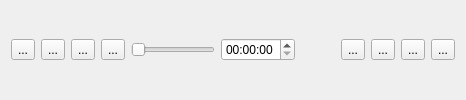
RinatB2017/mega_GIT, file Qt/lib2/widgets/mymediaplayer/src/mymediaplayer.ui: the form before one commit.
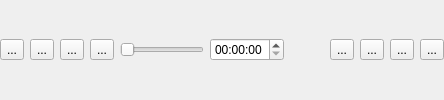
The form after the commit.

```diff
--- a/Qt/lib2/widgets/mymediaplayer/src/mymediaplayer.ui
+++ b/Qt/lib2/widgets/mymediaplayer/src/mymediaplayer.ui
@@ -6,6 +6,18 @@
    <string>Form</string>
   </property>
   <layout class="QVBoxLayout" name="verticalLayout">
+   <property name="leftMargin">
+    <number>0</number>
+   </property>
+   <property name="topMargin">
+    <number>0</number>
+   </property>
+   <property name="rightMargin">
+    <number>0</number>
+   </property>
+   <property name="bottomMargin">
+    <number>0</number>
+   </property>
    <item>
     <layout class="QHBoxLayout" name="horizontalLayout">
      <item>
```
